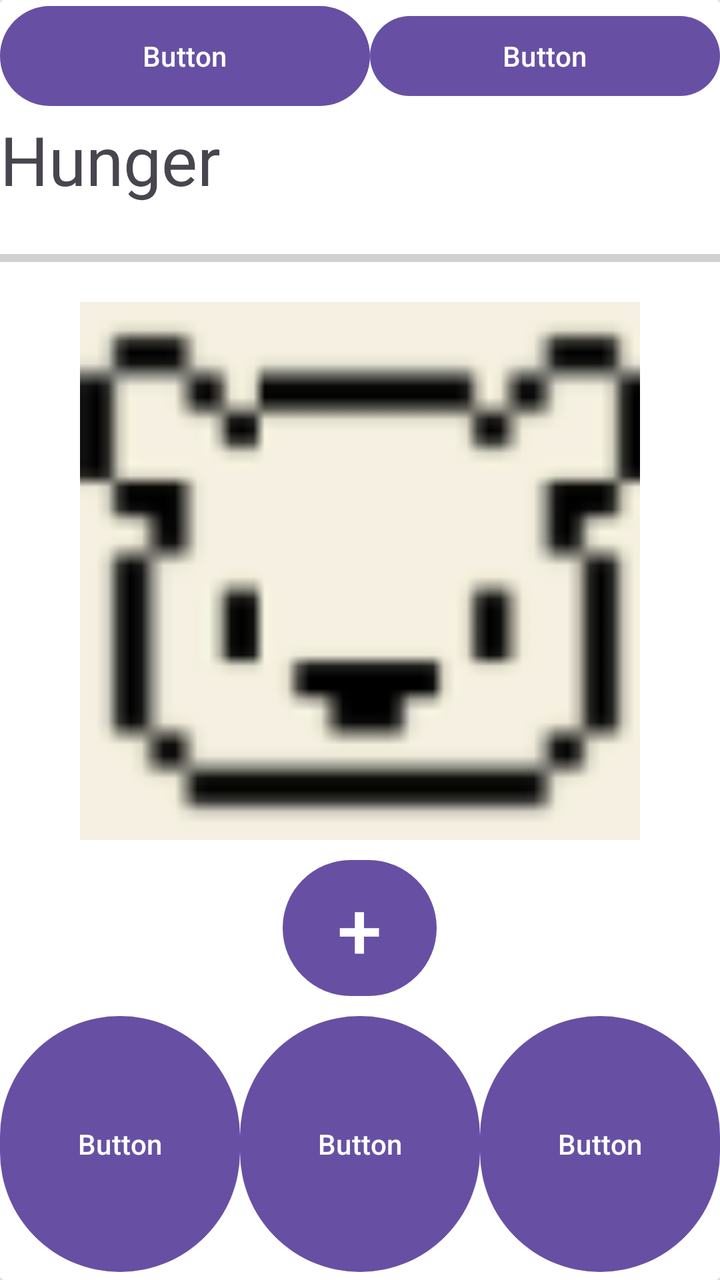
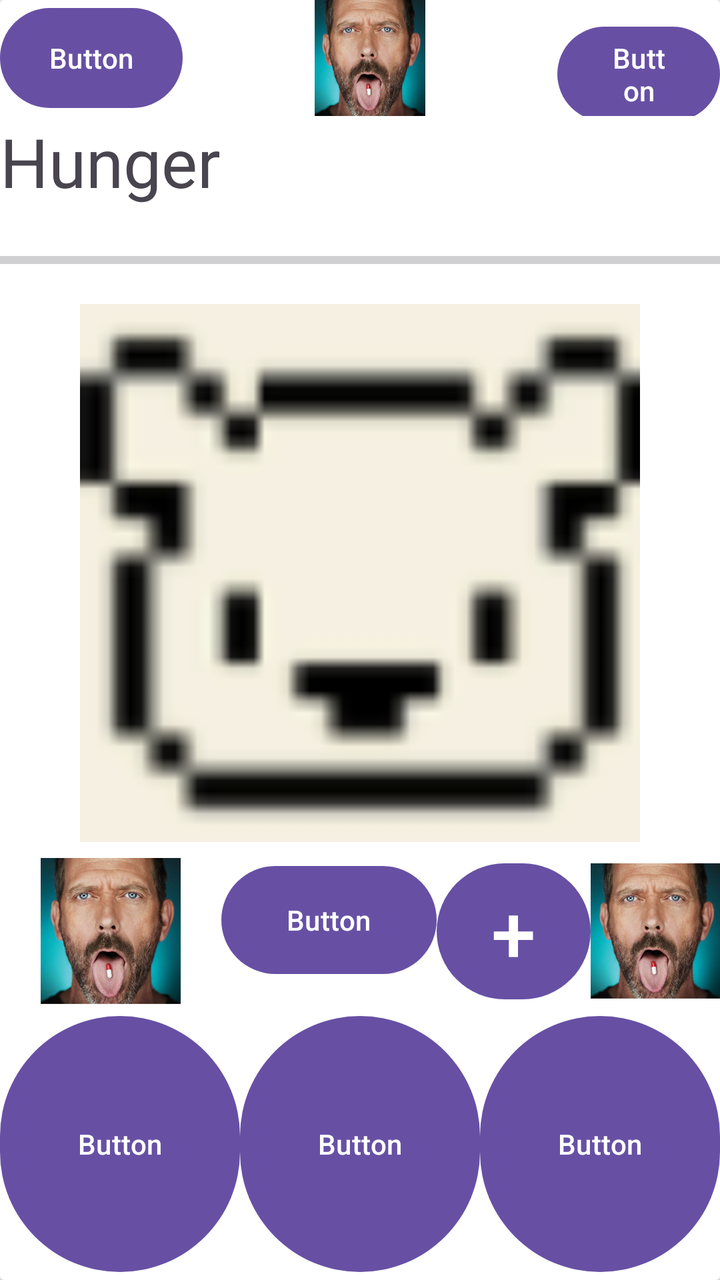

The first picture is an Android layout as it rendered before a commit; the second is the same layout after the commit. The layout source and the unified diff follow.
<!-- AndroidManifest.xml: application theme Theme.BeeBudgetingLimited -->
<!-- res/layout/activity_barry_care_screen.xml -->
<?xml version="1.0" encoding="utf-8"?>
<androidx.drawerlayout.widget.DrawerLayout xmlns:android="http://schemas.android.com/apk/res/android"
    xmlns:app="http://schemas.android.com/apk/res-auto"
    xmlns:tools="http://schemas.android.com/tools"
    android:id="@+id/main"
    android:layout_width="match_parent"
    android:layout_height="match_parent"
    tools:context=".BarryCareScreen">
    <androidx.cardview.widget.CardView
        android:layout_width="match_parent"
        android:layout_height="wrap_content">

        <LinearLayout
            android:layout_width="match_parent"
            android:layout_height="519dp"
            android:gravity="bottom"
            android:orientation="vertical">

            <LinearLayout
                android:layout_width="match_parent"
                android:layout_height="58dp"
                android:orientation="horizontal">

                <Button
                    android:id="@+id/button"
                    android:layout_width="270dp"
                    android:layout_height="match_parent"
                    android:layout_weight="1"
                    android:text="Button" />

                <Button
                    android:id="@+id/button2"
                    android:layout_width="260dp"
                    android:layout_height="wrap_content"
                    android:layout_weight="1"
                    android:text="Button" />
            </LinearLayout>

            <LinearLayout
                android:layout_width="match_parent"
                android:layout_height="50dp"
                android:orientation="horizontal">

                <TextView
                    android:id="@+id/textView2"
                    android:layout_width="wrap_content"
                    android:layout_height="match_parent"
                    android:layout_weight="1"
                    android:text="Hunger"
                    android:textSize="34sp" />
            </LinearLayout>

            <ProgressBar
                android:id="@+id/progressBar"
                style="?android:attr/progressBarStyleHorizontal"
                android:layout_width="match_parent"
                android:layout_height="44dp" />

            <ImageView
                android:id="@+id/imageView2"
                android:layout_width="match_parent"
                android:layout_height="269dp"
                app:srcCompat="@drawable/welcom" />

            <LinearLayout
                android:layout_width="match_parent"
                android:layout_height="99dp"
                android:layout_gravity="bottom"
                android:foregroundGravity="bottom"
                android:gravity="bottom"
                android:orientation="horizontal"></LinearLayout>

        </LinearLayout>

        <LinearLayout
            android:layout_width="match_parent"
            android:layout_height="213dp"
            android:layout_gravity="bottom"
            android:layout_weight="1"
            android:gravity="bottom"
            android:orientation="vertical">

            <Button
                android:id="@+id/Addbtn"
                android:layout_width="77dp"
                android:layout_height="76dp"
                android:layout_gravity="center"
                android:text="+"
                android:textSize="40dp"
                app:iconSize="50dp" />

            <LinearLayout
                android:layout_width="match_parent"
                android:layout_height="138dp"
                android:layout_gravity="bottom"
                android:gravity="bottom"
                android:orientation="horizontal">

                <Button
                    android:id="@+id/HomeButton"
                    android:layout_width="100dp"
                    android:layout_height="136dp"
                    android:layout_weight="1"
                    android:text="Button" />

                <Button
                    android:id="@+id/Barrybtn"
                    android:layout_width="100dp"
                    android:layout_height="136dp"
                    android:layout_weight="1"
                    android:text="Button" />

                <Button
                    android:id="@+id/Analycticsbtn"
                    android:layout_width="100dp"
                    android:layout_height="136dp"
                    android:layout_weight="1"
                    android:text="Button" />

            </LinearLayout>
        </LinearLayout>

    </androidx.cardview.widget.CardView>
</androidx.drawerlayout.widget.DrawerLayout>
<!-- resources referenced by this layout -->
<resources>
  <!-- drawable welcom: png bitmap (drawable, 2867 bytes) -->
  <style name="Theme.BeeBudgetingLimited" parent="Base.Theme.BeeBudgetingLimited" />
  <style name="Base.Theme.BeeBudgetingLimited" parent="Theme.Material3.DayNight.NoActionBar">
          
          
      </style>
</resources>

<!-- the commit's change to res/layout/activity_barry_care_screen.xml (unified diff, before → after) -->
@@ -27,6 +27,13 @@
                     android:layout_height="match_parent"
                     android:layout_weight="1"
                     android:text="Button" />
+
+                <ImageView
+                    android:id="@+id/imageView3"
+                    android:layout_width="366dp"
+                    android:layout_height="wrap_content"
+                    android:layout_weight="1"
+                    app:srcCompat="@drawable/house" />
 
                 <Button
                     android:id="@+id/button2"
@@ -64,7 +71,7 @@
 
             <LinearLayout
                 android:layout_width="match_parent"
-                android:layout_height="99dp"
+                android:layout_height="98dp"
                 android:layout_gravity="bottom"
                 android:foregroundGravity="bottom"
                 android:gravity="bottom"
@@ -80,14 +87,42 @@
             android:gravity="bottom"
             android:orientation="vertical">
 
-            <Button
-                android:id="@+id/Addbtn"
-                android:layout_width="77dp"
-                android:layout_height="76dp"
-                android:layout_gravity="center"
-                android:text="+"
-                android:textSize="40dp"
-                app:iconSize="50dp" />
+            <LinearLayout
+                android:layout_width="match_parent"
+                android:layout_height="73dp"
+                android:orientation="horizontal">
+
+                <ImageView
+                    android:id="@+id/imageView4"
+                    android:layout_width="146dp"
+                    android:layout_height="wrap_content"
+                    android:layout_weight="1"
+                    app:srcCompat="@drawable/house" />
+
+                <Button
+                    android:id="@+id/button3"
+                    android:layout_width="143dp"
+                    android:layout_height="62dp"
+                    android:layout_weight="1"
+                    android:text="Button" />
+
+                <Button
+                    android:id="@+id/Addbtn"
+                    android:layout_width="77dp"
+                    android:layout_height="76dp"
+                    android:layout_gravity="center"
+                    android:text="+"
+                    android:textSize="40dp"
+                    app:iconSize="50dp" />
+
+                <ImageView
+                    android:id="@+id/imageView5"
+                    android:layout_width="100dp"
+                    android:layout_height="wrap_content"
+                    android:layout_weight="1"
+                    app:srcCompat="@drawable/house" />
+
+            </LinearLayout>
 
             <LinearLayout
                 android:layout_width="match_parent"
<!-- resource entries referenced after the edit -->
@@ -1,5 +1,6 @@
 <!-- resources referenced by this layout -->
 <resources>
+  <!-- drawable house: png bitmap (drawable, 413934 bytes) -->
   <!-- drawable welcom: png bitmap (drawable, 2867 bytes) -->
   <style name="Theme.BeeBudgetingLimited" parent="Base.Theme.BeeBudgetingLimited" />
   <style name="Base.Theme.BeeBudgetingLimited" parent="Theme.Material3.DayNight.NoActionBar">
